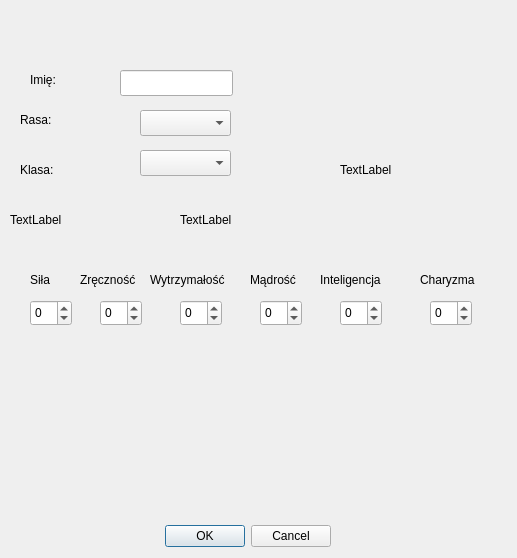
First picture: the form in addcharacterdialog.ui, repository Kenzocenzo/project_rpg, before the edit.
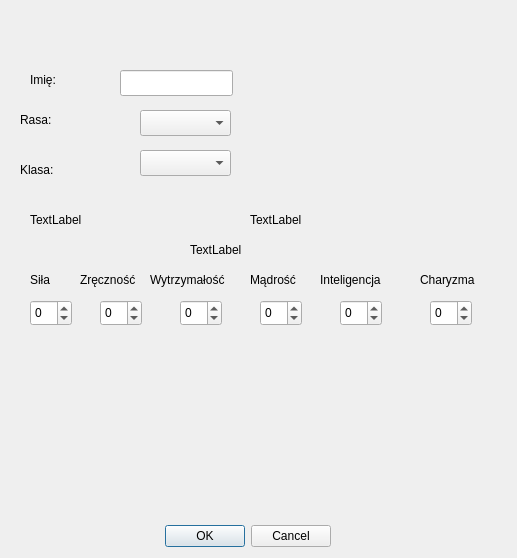
Second picture: the form after the edit.

Patch:
```diff
--- a/addcharacterdialog.ui
+++ b/addcharacterdialog.ui
@@ -110,7 +110,7 @@
   <widget class="QLabel" name="hpLabel">
    <property name="geometry">
     <rect>
-     <x>10</x>
+     <x>30</x>
      <y>210</y>
      <width>161</width>
      <height>20</height>
@@ -123,8 +123,8 @@
   <widget class="QLabel" name="statLabel">
    <property name="geometry">
     <rect>
-     <x>340</x>
-     <y>160</y>
+     <x>190</x>
+     <y>240</y>
      <width>191</width>
      <height>20</height>
     </rect>
@@ -315,7 +315,7 @@
   <widget class="QLabel" name="acLabel">
    <property name="geometry">
     <rect>
-     <x>180</x>
+     <x>250</x>
      <y>210</y>
      <width>301</width>
      <height>20</height>
```
